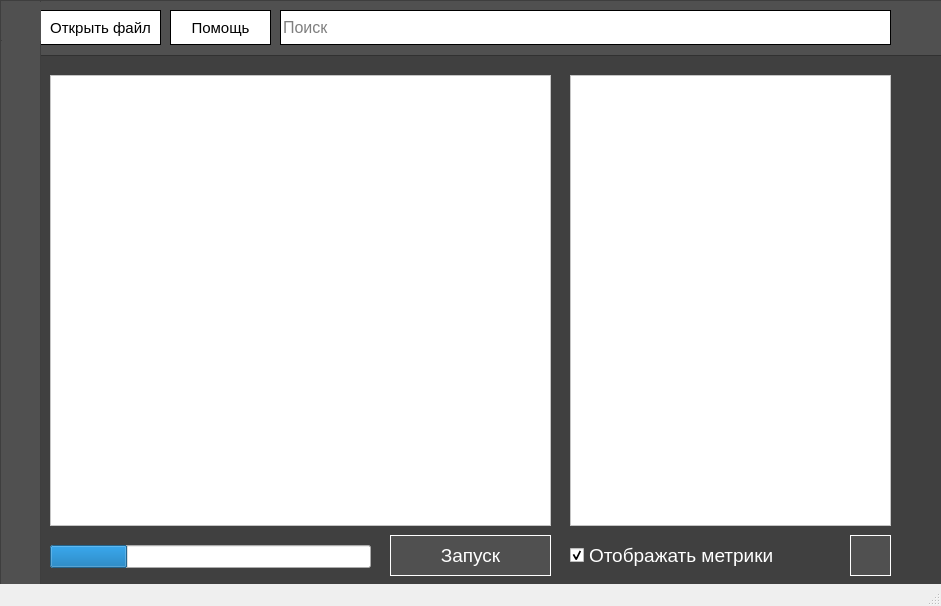
This is app/gui/project.ui in SSH1van/ARFA as Qt 5 draws it before an edit. The edited form follows.
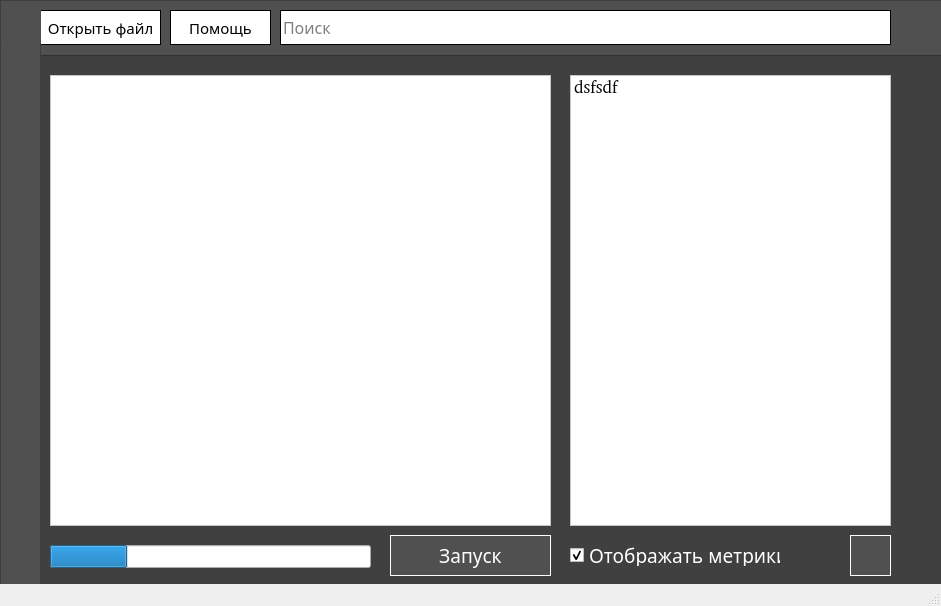
This is the edited form. Icons and pictures are not drawn.

```diff
--- a/app/gui/project.ui
+++ b/app/gui/project.ui
@@ -18,9 +18,9 @@
   </property>
   <property name="font">
    <font>
-    <family>Roboto</family>
-    <weight>75</weight>
-    <bold>true</bold>
+    <family>font/Montserrat-Light.ttf</family>
+    <weight>50</weight>
+    <bold>false</bold>
    </font>
   </property>
   <property name="windowTitle">
@@ -88,10 +88,10 @@
      </property>
      <property name="font">
       <font>
-       <family>MS Shell Dlg 2</family>
+       <family>font/Montserrat-Light.ttf</family>
        <pointsize>13</pointsize>
-       <weight>75</weight>
-       <bold>true</bold>
+       <weight>50</weight>
+       <bold>false</bold>
       </font>
      </property>
      <property name="styleSheet">
@@ -108,6 +108,11 @@
      <property name="wordWrap">
       <bool>true</bool>
      </property>
+     <item>
+      <property name="text">
+       <string>dsfsdf</string>
+      </property>
+     </item>
     </widget>
     <widget class="QPushButton" name="start_button">
      <property name="geometry">
@@ -120,7 +125,7 @@
      </property>
      <property name="font">
       <font>
-       <family>MS Shell Dlg 2</family>
+       <family>font/Montserrat-Light.ttf</family>
        <pointsize>14</pointsize>
        <weight>50</weight>
        <bold>false</bold>
@@ -248,6 +253,7 @@
      </property>
      <property name="font">
       <font>
+       <family>font/Montserrat-Light.ttf</family>
        <pointsize>14</pointsize>
       </font>
      </property>
@@ -374,7 +380,7 @@
      </property>
      <property name="font">
       <font>
-       <family>MS Shell Dlg 2</family>
+       <family>font/Montserrat-Light.ttf</family>
        <pointsize>11</pointsize>
        <weight>50</weight>
        <bold>false</bold>
@@ -406,6 +412,7 @@
      </property>
      <property name="font">
       <font>
+       <family>font/Montserrat-Light.ttf</family>
        <pointsize>12</pointsize>
       </font>
      </property>
@@ -442,7 +449,7 @@
      </property>
      <property name="font">
       <font>
-       <family>MS Shell Dlg 2</family>
+       <family>font/Montserrat-Light.ttf</family>
        <pointsize>11</pointsize>
        <weight>50</weight>
        <bold>false</bold>
```
Left out of the diff: 2 changed lines with no effect on the pictures.
